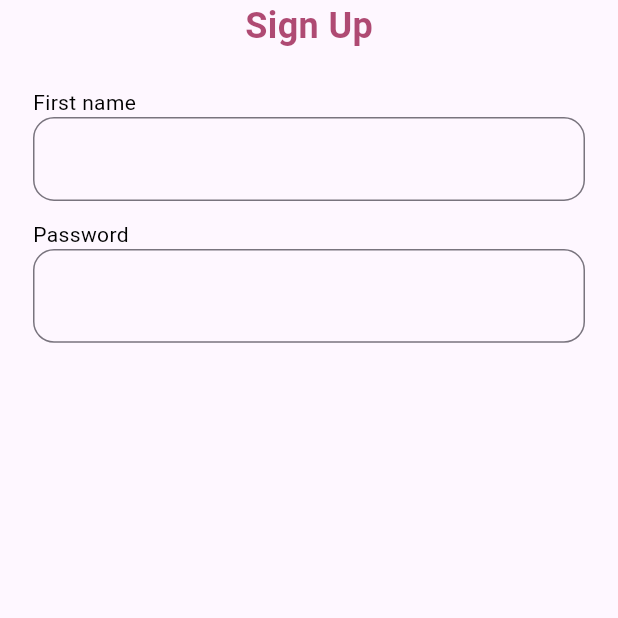
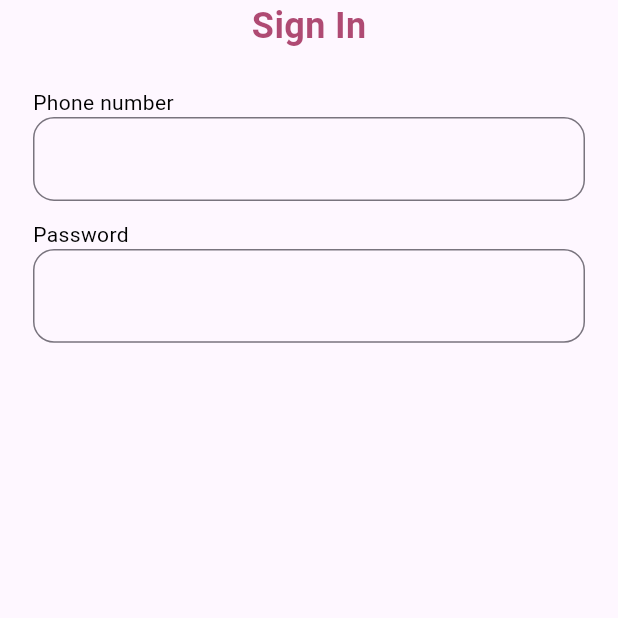
Before and after one commit to khayrulloMe/mabile_bank_group_mmmx, a Flutter app: the SignIn screen opened directly, on a phone screen of 412 x 824 dp, the top half of it. Run offline on Flutter 3.47's test engine with Material 2 defaults, Android fonts, the light colour scheme and no system bars; our stand-ins replace google_fonts.

Commit message:
signIn Screen

```diff
--- a/lib/screen/sign_in/sign_in_screen.dart
+++ b/lib/screen/sign_in/sign_in_screen.dart
@@ -41,7 +41,7 @@ class _SignInState extends State<SignIn> {
           children: [
             const Center(
                 child: Text(
-              "Sign Up",
+              "Sign In",
               style: TextStyle(
                   color: StaticColors.secondaryRedColor,
                   fontSize: 24,
@@ -50,7 +50,7 @@ class _SignInState extends State<SignIn> {
             Expanded(
               child: Column(
                 children: [
-                  signItem("First name"),
+                  signItem("Phone number"),
                   passwordItem("Password", _isHidden, _togglePasswordView),
                 ],
               ),
```
